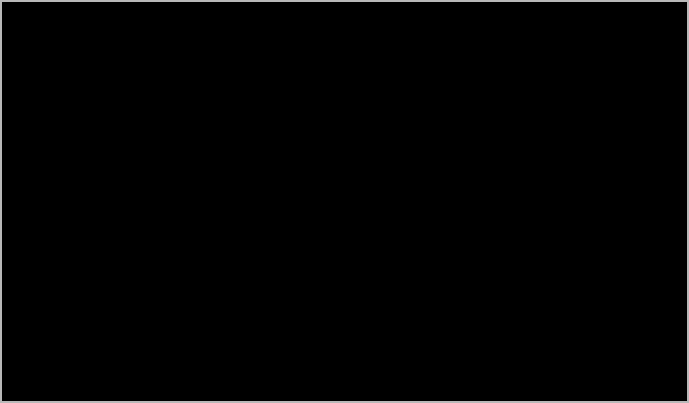
First picture: the form in src/GrumpyIRC/scrollbackframe.ui, repository grumpy-irc/grumpy, before the edit.
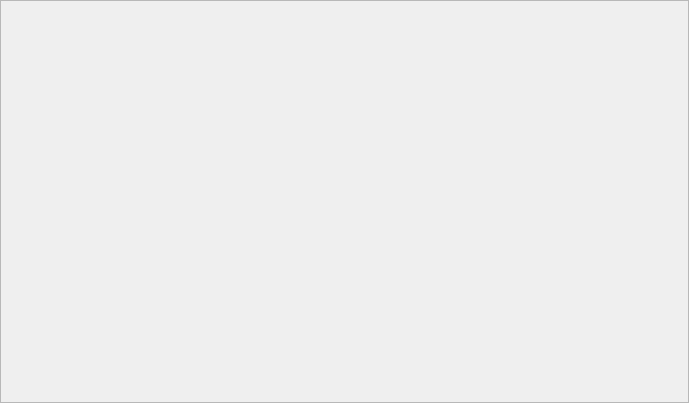
Second picture: the form after the edit.

The edit to the form file:
```diff
--- a/src/GrumpyIRC/scrollbackframe.ui
+++ b/src/GrumpyIRC/scrollbackframe.ui
@@ -40,159 +40,6 @@
      <property name="orientation">
       <enum>Qt::Vertical</enum>
      </property>
-     <widget class="QTextEdit" name="textEdit">
-      <property name="palette">
-       <palette>
-        <active>
-         <colorrole role="WindowText">
-          <brush brushstyle="SolidPattern">
-           <color alpha="255">
-            <red>255</red>
-            <green>255</green>
-            <blue>255</blue>
-           </color>
-          </brush>
-         </colorrole>
-         <colorrole role="Text">
-          <brush brushstyle="SolidPattern">
-           <color alpha="255">
-            <red>255</red>
-            <green>255</green>
-            <blue>255</blue>
-           </color>
-          </brush>
-         </colorrole>
-         <colorrole role="ButtonText">
-          <brush brushstyle="SolidPattern">
-           <color alpha="255">
-            <red>255</red>
-            <green>255</green>
-            <blue>255</blue>
-           </color>
-          </brush>
-         </colorrole>
-         <colorrole role="Base">
-          <brush brushstyle="SolidPattern">
-           <color alpha="255">
-            <red>0</red>
-            <green>0</green>
-            <blue>0</blue>
-           </color>
-          </brush>
-         </colorrole>
-         <colorrole role="HighlightedText">
-          <brush brushstyle="SolidPattern">
-           <color alpha="255">
-            <red>0</red>
-            <green>0</green>
-            <blue>0</blue>
-           </color>
-          </brush>
-         </colorrole>
-        </active>
-        <inactive>
-         <colorrole role="WindowText">
-          <brush brushstyle="SolidPattern">
-           <color alpha="255">
-            <red>255</red>
-            <green>255</green>
-            <blue>255</blue>
-           </color>
-          </brush>
-         </colorrole>
-         <colorrole role="Text">
-          <brush brushstyle="SolidPattern">
-           <color alpha="255">
-            <red>255</red>
-            <green>255</green>
-            <blue>255</blue>
-           </color>
-          </brush>
-         </colorrole>
-         <colorrole role="ButtonText">
-          <brush brushstyle="SolidPattern">
-           <color alpha="255">
-            <red>255</red>
-            <green>255</green>
-            <blue>255</blue>
-           </color>
-          </brush>
-         </colorrole>
-         <colorrole role="Base">
-          <brush brushstyle="SolidPattern">
-           <color alpha="255">
-            <red>0</red>
-            <green>0</green>
-            <blue>0</blue>
-           </color>
-          </brush>
-         </colorrole>
-         <colorrole role="HighlightedText">
-          <brush brushstyle="SolidPattern">
-           <color alpha="255">
-            <red>0</red>
-            <green>0</green>
-            <blue>0</blue>
-           </color>
-          </brush>
-         </colorrole>
-        </inactive>
-        <disabled>
-         <colorrole role="WindowText">
-          <brush brushstyle="SolidPattern">
-           <color alpha="255">
-            <red>120</red>
-            <green>120</green>
-            <blue>120</blue>
-           </color>
-          </brush>
-         </colorrole>
-         <colorrole role="Text">
-          <brush brushstyle="SolidPattern">
-           <color alpha="255">
-            <red>120</red>
-            <green>120</green>
-            <blue>120</blue>
-           </color>
-          </brush>
-         </colorrole>
-         <colorrole role="ButtonText">
-          <brush brushstyle="SolidPattern">
-           <color alpha="255">
-            <red>120</red>
-            <green>120</green>
-            <blue>120</blue>
-           </color>
-          </brush>
-         </colorrole>
-         <colorrole role="Base">
-          <brush brushstyle="SolidPattern">
-           <color alpha="255">
-            <red>240</red>
-            <green>240</green>
-            <blue>240</blue>
-           </color>
-          </brush>
-         </colorrole>
-         <colorrole role="HighlightedText">
-          <brush brushstyle="SolidPattern">
-           <color alpha="255">
-            <red>0</red>
-            <green>0</green>
-            <blue>0</blue>
-           </color>
-          </brush>
-         </colorrole>
-        </disabled>
-       </palette>
-      </property>
-      <property name="autoFillBackground">
-       <bool>false</bool>
-      </property>
-      <property name="readOnly">
-       <bool>true</bool>
-      </property>
-     </widget>
     </widget>
    </item>
   </layout>
```
